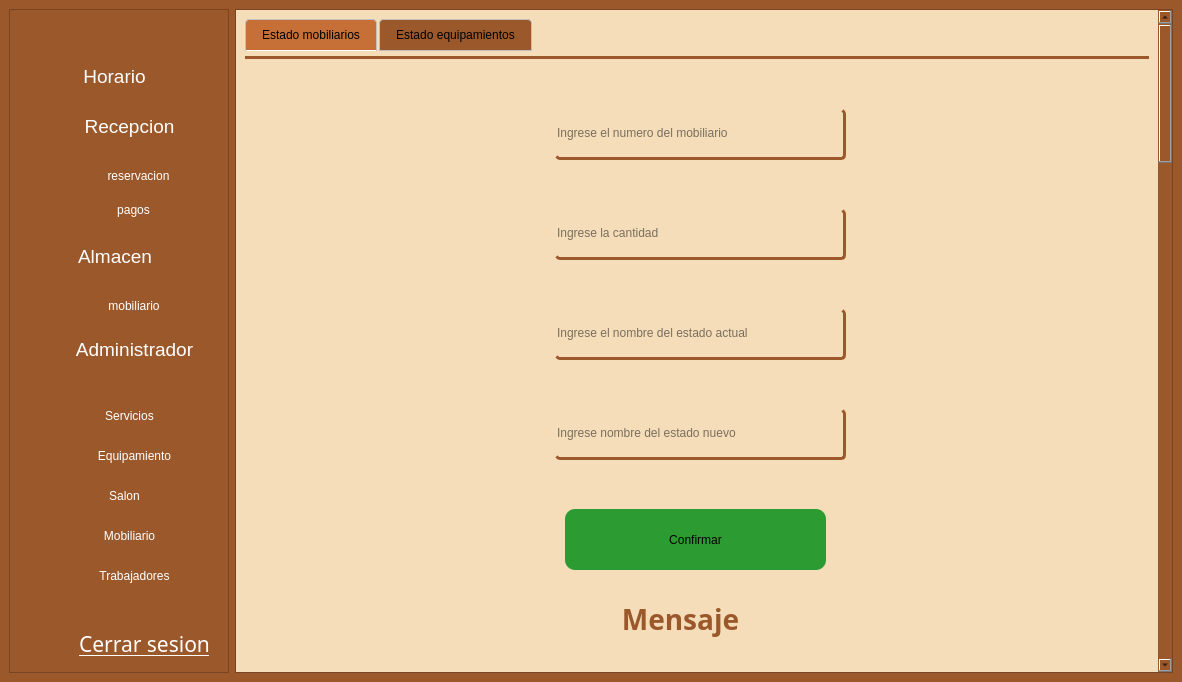
Above: gui/admin_screen.ui from asp-laboratories/BookingRoom_Software before the change. Below: the same form after it.
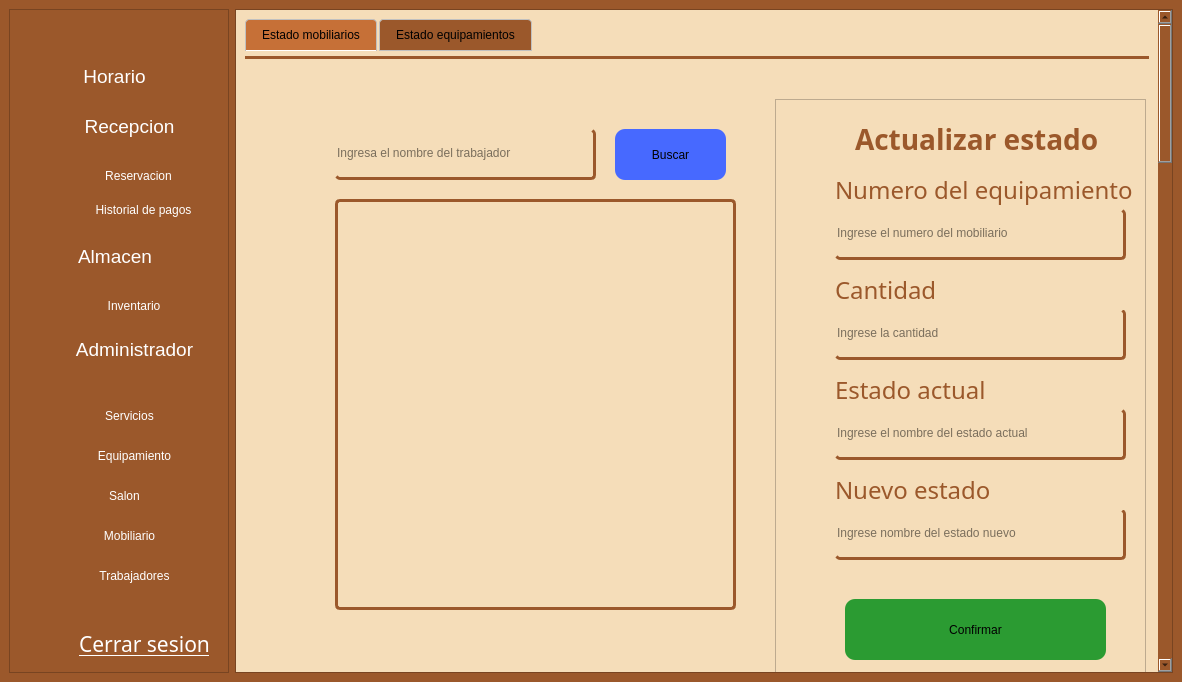
That is the form after the change. The open tabs and pages were chosen to show the change. Icons and pictures are not drawn.

Commit message: feat(gui): Pantallas para el pago

What changed in the file:
```diff
--- a/gui/admin_screen.ui
+++ b/gui/admin_screen.ui
@@ -145,15 +145,15 @@
 </string>
            </property>
            <property name="text">
-            <string>reservacion</string>
+            <string>Reservacion</string>
            </property>
           </widget>
           <widget class="QPushButton" name="pagos">
            <property name="geometry">
             <rect>
-             <x>80</x>
+             <x>60</x>
              <y>50</y>
-             <width>51</width>
+             <width>111</width>
              <height>21</height>
             </rect>
            </property>
@@ -167,7 +167,7 @@
 </string>
            </property>
            <property name="text">
-            <string>pagos</string>
+            <string>Historial de pagos</string>
            </property>
           </widget>
           <widget class="QLabel" name="label_35">
@@ -268,7 +268,7 @@
 </string>
            </property>
            <property name="text">
-            <string>mobiliario</string>
+            <string>Inventario</string>
            </property>
           </widget>
           <widget class="QLabel" name="label_37">
@@ -566,7 +566,7 @@
          <widget class="QLabel" name="label_44">
           <property name="geometry">
            <rect>
-            <x>0</x>
+            <x>10</x>
             <y>90</y>
             <width>31</width>
             <height>31</height>
@@ -612,7 +612,7 @@
          <widget class="QLabel" name="label_45">
           <property name="geometry">
            <rect>
-            <x>0</x>
+            <x>10</x>
             <y>40</y>
             <width>31</width>
             <height>31</height>
@@ -656,7 +656,7 @@
          <widget class="QLabel" name="label_19">
           <property name="geometry">
            <rect>
-            <x>10</x>
+            <x>0</x>
             <y>600</y>
             <width>41</width>
             <height>41</height>
@@ -686,7 +686,7 @@
        <property name="geometry">
         <rect>
          <x>0</x>
-         <y>0</y>
+         <y>-45</y>
          <width>951</width>
          <height>3000</height>
         </rect>
@@ -2876,11 +2876,50 @@
              <attribute name="title">
               <string>Estado mobiliarios</string>
              </attribute>
+             <widget class="QFrame" name="frame_5">
+              <property name="geometry">
+               <rect>
+                <x>530</x>
+                <y>40</y>
+                <width>371</width>
+                <height>621</height>
+               </rect>
+              </property>
+              <property name="frameShape">
+               <enum>QFrame::Shape::StyledPanel</enum>
+              </property>
+              <property name="frameShadow">
+               <enum>QFrame::Shadow::Raised</enum>
+              </property>
+              <widget class="QLabel" name="lCostoS_11">
+               <property name="geometry">
+                <rect>
+                 <x>60</x>
+                 <y>70</y>
+                 <width>301</width>
+                 <height>41</height>
+                </rect>
+               </property>
+               <property name="font">
+                <font>
+                 <family>Adwaita Sans</family>
+                 <pointsize>18</pointsize>
+                 <bold>false</bold>
+                </font>
+               </property>
+               <property name="styleSheet">
+                <string notr="true">color: rgba(155, 88, 43, 1.0);
+</string>
+               </property>
+               <property name="text">
+                <string>Numero del equipamiento</string>
+               </property>
+              </widget>
              <widget class="QLineEdit" name="almNuevoEstado_2">
               <property name="geometry">
                <rect>
-                <x>310</x>
-                <y>350</y>
+                 <x>60</x>
+                 <y>410</y>
                 <width>291</width>
                 <height>51</height>
                </rect>
@@ -2901,8 +2940,8 @@
              <widget class="QLineEdit" name="almNum_2">
               <property name="geometry">
                <rect>
-                <x>310</x>
-                <y>50</y>
+                 <x>60</x>
+                 <y>110</y>
                 <width>291</width>
                 <height>51</height>
                </rect>
@@ -2923,8 +2962,8 @@
              <widget class="QLineEdit" name="almCantidad_2">
               <property name="geometry">
                <rect>
-                <x>310</x>
-                <y>150</y>
+                 <x>60</x>
+                 <y>210</y>
                 <width>291</width>
                 <height>51</height>
                </rect>
@@ -2942,11 +2981,35 @@
                <string>Ingrese la cantidad</string>
               </property>
              </widget>
+              <widget class="QLabel" name="lCostoS_12">
+               <property name="geometry">
+                <rect>
+                 <x>60</x>
+                 <y>270</y>
+                 <width>291</width>
+                 <height>41</height>
+                </rect>
+               </property>
+               <property name="font">
+                <font>
+                 <family>Adwaita Sans</family>
+                 <pointsize>18</pointsize>
+                 <bold>false</bold>
+                </font>
+               </property>
+               <property name="styleSheet">
+                <string notr="true">color: rgba(155, 88, 43, 1.0);
+</string>
+               </property>
+               <property name="text">
+                <string>Estado actual</string>
+               </property>
+              </widget>
              <widget class="QPushButton" name="almConfirmar_2">
               <property name="geometry">
                <rect>
-                <x>320</x>
-                <y>450</y>
+                 <x>70</x>
+                 <y>500</y>
                 <width>261</width>
                 <height>61</height>
                </rect>
@@ -2959,36 +3022,59 @@
                <string>Confirmar</string>
               </property>
              </widget>
-             <widget class="QLabel" name="almMensaje_2">
+              <widget class="QLabel" name="lCostoS_13">
               <property name="geometry">
                <rect>
-                <x>310</x>
-                <y>540</y>
-                <width>251</width>
+                 <x>60</x>
+                 <y>370</y>
+                 <width>291</width>
                 <height>41</height>
                </rect>
               </property>
               <property name="font">
                <font>
                 <family>Adwaita Sans</family>
-                <pointsize>-1</pointsize>
-                <bold>true</bold>
+                 <pointsize>18</pointsize>
+                 <bold>false</bold>
                </font>
               </property>
               <property name="styleSheet">
-               <string notr="true">border: unset;
-color: rgba(155, 88, 43, 1.0);
-font-size: 28px;</string>
+                <string notr="true">color: rgba(155, 88, 43, 1.0);
+</string>
               </property>
               <property name="text">
-               <string>&lt;html&gt;&lt;head/&gt;&lt;body&gt;&lt;p align=&quot;center&quot;&gt;&lt;span style=&quot; font-size:21pt;&quot;&gt;Mensaje&lt;/span&gt;&lt;/p&gt;&lt;/body&gt;&lt;/html&gt;</string>
+                <string>Nuevo estado</string>
+               </property>
+              </widget>
+              <widget class="QLabel" name="lCostoS_14">
+               <property name="geometry">
+                <rect>
+                 <x>60</x>
+                 <y>170</y>
+                 <width>291</width>
+                 <height>41</height>
+                </rect>
+               </property>
+               <property name="font">
+                <font>
+                 <family>Adwaita Sans</family>
+                 <pointsize>18</pointsize>
+                 <bold>false</bold>
+                </font>
+               </property>
+               <property name="styleSheet">
+                <string notr="true">color: rgba(155, 88, 43, 1.0);
+</string>
+               </property>
+               <property name="text">
+                <string>Cantidad</string>
               </property>
              </widget>
              <widget class="QLineEdit" name="almEstadoAntiguo_2">
               <property name="geometry">
                <rect>
-                <x>310</x>
-                <y>250</y>
+                 <x>60</x>
+                 <y>310</y>
                 <width>291</width>
                 <height>51</height>
                </rect>
@@ -3004,6 +3090,107 @@
               </property>
               <property name="placeholderText">
                <string>Ingrese el nombre del estado actual</string>
+               </property>
+              </widget>
+              <widget class="QLabel" name="label_33">
+               <property name="geometry">
+                <rect>
+                 <x>80</x>
+                 <y>20</y>
+                 <width>251</width>
+                 <height>41</height>
+                </rect>
+               </property>
+               <property name="font">
+                <font>
+                 <family>Adwaita Sans</family>
+                 <pointsize>-1</pointsize>
+                 <bold>true</bold>
+                </font>
+               </property>
+               <property name="styleSheet">
+                <string notr="true">color: rgba(155, 88, 43, 1.0);
+font-size: 28px;</string>
+               </property>
+               <property name="text">
+                <string>Actualizar estado</string>
+               </property>
+              </widget>
+             </widget>
+             <widget class="QPushButton" name="almBuscarE">
+              <property name="geometry">
+               <rect>
+                <x>370</x>
+                <y>70</y>
+                <width>111</width>
+                <height>51</height>
+               </rect>
+              </property>
+              <property name="cursor">
+               <cursorShape>PointingHandCursor</cursorShape>
+              </property>
+              <property name="styleSheet">
+               <string notr="true">border: none;
+border-radius: 10px;
+background-color: rgb(71, 105, 255);</string>
+              </property>
+              <property name="text">
+               <string>Buscar</string>
+              </property>
+             </widget>
+             <widget class="QLineEdit" name="almBuscadorE">
+              <property name="geometry">
+               <rect>
+                <x>90</x>
+                <y>70</y>
+                <width>261</width>
+                <height>51</height>
+               </rect>
+              </property>
+              <property name="styleSheet">
+               <string notr="true">border: unset;
+color: rgb(0, 0, 0);
+border-radius: 5px;
+border-bottom: 3px solid rgba(155, 88, 43, 1.0);
+border-right: 3px solid  rgba(155, 88, 43, 1.0);</string>
+              </property>
+              <property name="placeholderText">
+               <string>Ingresa el nombre del trabajador</string>
+              </property>
+             </widget>
+             <widget class="QTextEdit" name="almResulE">
+              <property name="enabled">
+               <bool>true</bool>
+              </property>
+              <property name="geometry">
+               <rect>
+                <x>90</x>
+                <y>140</y>
+                <width>401</width>
+                <height>411</height>
+               </rect>
+              </property>
+              <property name="font">
+               <font>
+                <family>Adwaita Sans</family>
+                <pointsize>12</pointsize>
+               </font>
+              </property>
+              <property name="cursor" stdset="0">
+               <cursorShape>IBeamCursor</cursorShape>
+              </property>
+              <property name="styleSheet">
+               <string notr="true">border: unset;
+color: rgb(0, 0, 0);
+border-radius: 5px;
+border: 3px solid rgba(155, 88, 43, 1.0);
+</string>
+              </property>
+              <property name="verticalScrollBarPolicy">
+               <enum>Qt::ScrollBarPolicy::ScrollBarAsNeeded</enum>
+              </property>
+              <property name="readOnly">
+               <bool>true</bool>
               </property>
              </widget>
             </widget>
```
Left out of the diff: 286 changed lines with no effect on the pictures. Lines whose indentation alone changed are shown as unchanged. The commit also changes 3 other files.
